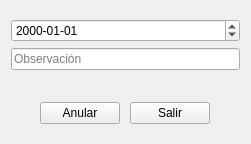
acostamatt/cooperadora_qt, file ui/form_anular_cobranza_base.ui: the form before one commit.
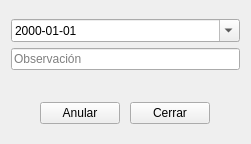
The form after the commit.

```diff
--- a/ui/form_anular_cobranza_base.ui
+++ b/ui/form_anular_cobranza_base.ui
@@ -58,6 +58,9 @@
            <property name="displayFormat">
             <string>yyyy-MM-dd</string>
            </property>
+           <property name="calendarPopup">
+            <bool>true</bool>
+           </property>
           </widget>
          </item>
         </layout>
@@ -123,7 +126,7 @@
          <item>
           <widget class="QPushButton" name="botonSalir">
            <property name="text">
-            <string>Salir</string>
+            <string>Cerrar</string>
            </property>
           </widget>
          </item>
```
Left out of the diff: 9 changed lines with no effect on the pictures.
